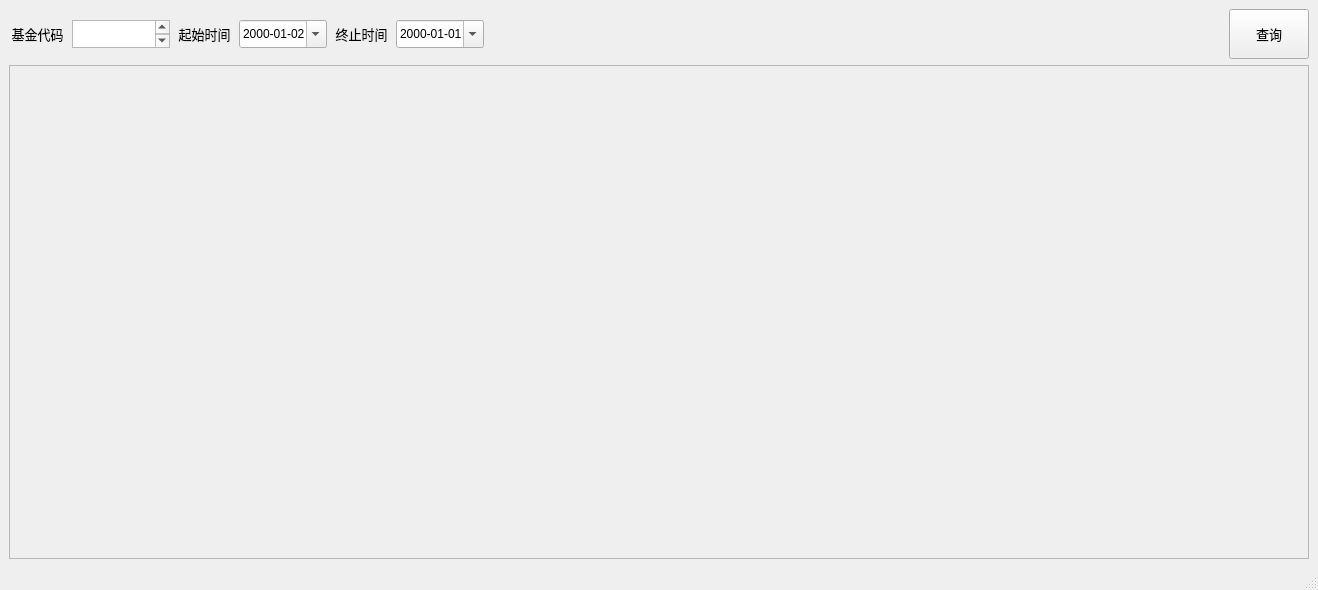
KirinDr/Fund-Tool, file ui/main_window.ui: the form before one commit.
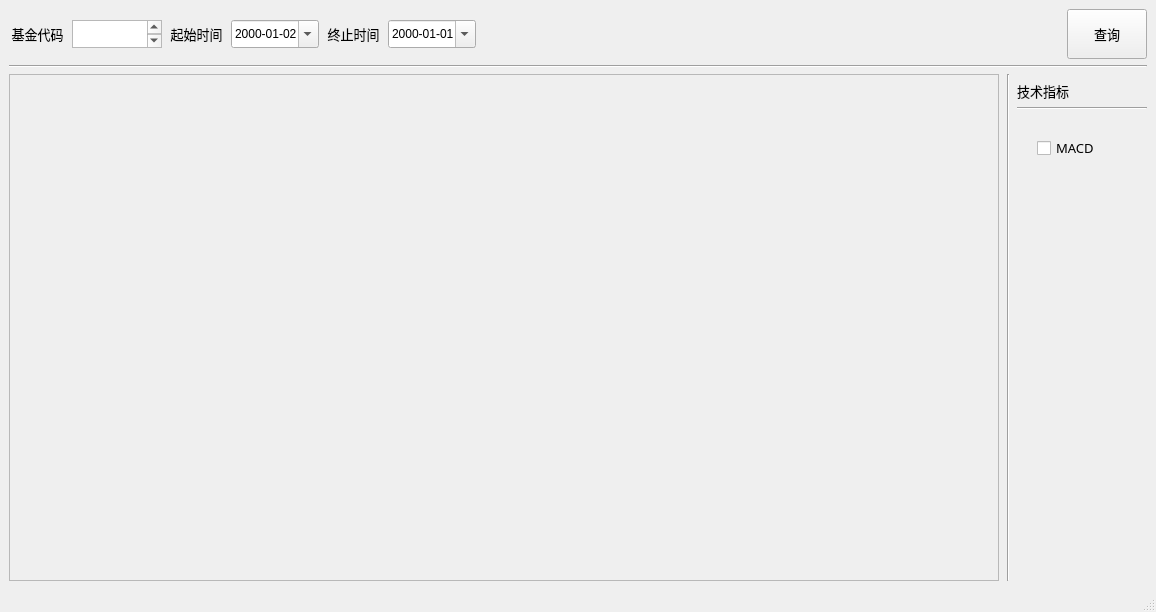
The form after the commit.

Commit message: 新增错误提示、MACD

```diff
--- a/ui/main_window.ui
+++ b/ui/main_window.ui
@@ -6,13 +6,16 @@
    <rect>
     <x>0</x>
     <y>0</y>
-    <width>1318</width>
-    <height>590</height>
+    <width>1156</width>
+    <height>612</height>
    </rect>
   </property>
   <property name="windowTitle">
    <string>MainWindow</string>
   </property>
+  <property name="layoutDirection">
+   <enum>Qt::LeftToRight</enum>
+  </property>
   <widget class="QWidget" name="centralwidget">
    <property name="minimumSize">
     <size>
@@ -20,7 +23,7 @@
      <height>0</height>
     </size>
    </property>
-   <layout class="QVBoxLayout" name="verticalLayout">
+   <layout class="QVBoxLayout" name="verticalLayout_4">
     <item>
      <layout class="QHBoxLayout" name="horizontalLayout_3">
       <property name="sizeConstraint">
@@ -187,11 +190,11 @@
          <enum>Qt::Horizontal</enum>
         </property>
         <property name="sizeType">
-         <enum>QSizePolicy::Minimum</enum>
+         <enum>QSizePolicy::Expanding</enum>
         </property>
         <property name="sizeHint" stdset="0">
          <size>
-          <width>739</width>
+          <width>817</width>
           <height>0</height>
          </size>
         </property>
@@ -219,6 +222,15 @@
      </layout>
     </item>
     <item>
+     <widget class="Line" name="line_2">
+      <property name="orientation">
+       <enum>Qt::Horizontal</enum>
+      </property>
+     </widget>
+    </item>
+    <item>
+     <layout class="QHBoxLayout" name="horizontalLayout">
+      <item>
      <widget class="QScrollArea" name="scrollArea">
       <property name="minimumSize">
        <size>
@@ -234,7 +246,7 @@
         <rect>
          <x>0</x>
          <y>0</y>
-         <width>1298</width>
+           <width>983</width>
          <height>446</height>
         </rect>
        </property>
@@ -265,6 +277,122 @@
       </widget>
      </widget>
     </item>
+      <item>
+       <widget class="Line" name="line">
+        <property name="minimumSize">
+         <size>
+          <width>6</width>
+          <height>0</height>
+         </size>
+        </property>
+        <property name="orientation">
+         <enum>Qt::Vertical</enum>
+        </property>
+       </widget>
+      </item>
+      <item>
+       <layout class="QVBoxLayout" name="verticalLayout_2">
+        <property name="topMargin">
+         <number>7</number>
+        </property>
+        <item>
+         <widget class="QLabel" name="label_4">
+          <property name="minimumSize">
+           <size>
+            <width>0</width>
+            <height>20</height>
+           </size>
+          </property>
+          <property name="font">
+           <font>
+            <family>宋体</family>
+            <pointsize>10</pointsize>
+           </font>
+          </property>
+          <property name="text">
+           <string>技术指标</string>
+          </property>
+         </widget>
+        </item>
+        <item>
+         <widget class="Line" name="line_3">
+          <property name="orientation">
+           <enum>Qt::Horizontal</enum>
+          </property>
+         </widget>
+        </item>
+        <item>
+         <layout class="QVBoxLayout" name="verticalLayout">
+          <property name="leftMargin">
+           <number>20</number>
+          </property>
+          <item>
+           <spacer name="verticalSpacer_2">
+            <property name="orientation">
+             <enum>Qt::Vertical</enum>
+            </property>
+            <property name="sizeType">
+             <enum>QSizePolicy::Minimum</enum>
+            </property>
+            <property name="sizeHint" stdset="0">
+             <size>
+              <width>20</width>
+              <height>20</height>
+             </size>
+            </property>
+           </spacer>
+          </item>
+          <item>
+           <widget class="QCheckBox" name="macd">
+            <property name="minimumSize">
+             <size>
+              <width>110</width>
+              <height>0</height>
+             </size>
+            </property>
+            <property name="font">
+             <font>
+              <family>宋体</family>
+              <pointsize>10</pointsize>
+             </font>
+            </property>
+            <property name="styleSheet">
+             <string notr="true">QCheckBox#checkBox{
+padding-left:25px;
+}
+
+</string>
+            </property>
+            <property name="text">
+             <string>MACD</string>
+            </property>
+            <property name="iconSize">
+             <size>
+              <width>16</width>
+              <height>16</height>
+             </size>
+            </property>
+           </widget>
+          </item>
+          <item>
+           <spacer name="verticalSpacer">
+            <property name="orientation">
+             <enum>Qt::Vertical</enum>
+            </property>
+            <property name="sizeHint" stdset="0">
+             <size>
+              <width>20</width>
+              <height>40</height>
+             </size>
+            </property>
+           </spacer>
+          </item>
+         </layout>
+        </item>
+       </layout>
+      </item>
+     </layout>
+    </item>
    </layout>
   </widget>
   <widget class="QMenuBar" name="menubar">
```
Left out of the diff: 2 changed lines with no effect on the pictures. Lines whose indentation alone changed are shown as unchanged. The commit also changes 4 other files.
